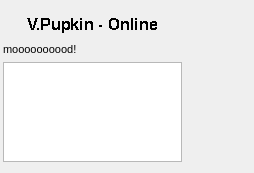
Before: the Qt Designer form src/plugins/statuschanger/statuswidget.ui in silvansky/Contacts, drawn with Qt 5.
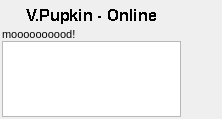
After: the same form once the commit is applied. Custom widgets are drawn as their Qt base class.

Diff of the .ui file:
```diff
--- a/src/plugins/statuschanger/statuswidget.ui
+++ b/src/plugins/statuschanger/statuswidget.ui
@@ -6,29 +6,29 @@
    <rect>
     <x>0</x>
     <y>0</y>
-    <width>254</width>
-    <height>173</height>
+    <width>222</width>
+    <height>119</height>
    </rect>
   </property>
   <property name="windowTitle">
    <string>StatusWidget</string>
   </property>
   <layout class="QGridLayout" name="gridLayout">
-   <property name="leftMargin">
+   <property name="margin">
     <number>2</number>
    </property>
-   <property name="rightMargin">
-    <number>2</number>
+   <property name="spacing">
+    <number>0</number>
    </property>
    <item row="0" column="0" rowspan="2">
-    <layout class="QFormLayout" name="formLayout">
-     <property name="fieldGrowthPolicy">
-      <enum>QFormLayout::AllNonFixedFieldsGrow</enum>
+    <layout class="QGridLayout" name="gridLayout_2">
+     <property name="rightMargin">
+      <number>6</number>
      </property>
      <property name="horizontalSpacing">
       <number>1</number>
      </property>
-     <item row="0" column="1">
+     <item row="0" column="0">
       <widget class="QToolButton" name="statusToolButton">
        <property name="sizePolicy">
         <sizepolicy hsizetype="Ignored" vsizetype="Fixed">
@@ -58,10 +58,12 @@
        </property>
       </widget>
      </item>
-     <item row="1" column="1">
+     <item row="1" column="0">
+      <layout class="QVBoxLayout" name="verticalLayout">
+       <item>
       <widget class="QLabel" name="moodLabel">
        <property name="sizePolicy">
-        <sizepolicy hsizetype="Preferred" vsizetype="Minimum">
+          <sizepolicy hsizetype="Preferred" vsizetype="Maximum">
          <horstretch>0</horstretch>
          <verstretch>0</verstretch>
         </sizepolicy>
@@ -95,12 +97,19 @@
        </property>
       </widget>
      </item>
-     <item row="2" column="1">
-      <widget class="AutoSizeTextEdit" name="moodEdit"/>
+       <item>
+        <widget class="AutoSizeTextEdit" name="moodEdit">
+         <property name="sizePolicy">
+          <sizepolicy hsizetype="Expanding" vsizetype="Maximum">
+           <horstretch>0</horstretch>
+           <verstretch>0</verstretch>
+          </sizepolicy>
+         </property>
+        </widget>
      </item>
     </layout>
    </item>
-   <item row="0" column="1">
+     <item row="1" column="1">
     <widget class="QLabel" name="avatarLabel">
      <property name="sizePolicy">
       <sizepolicy hsizetype="Fixed" vsizetype="Fixed">
@@ -110,8 +119,14 @@
      </property>
      <property name="minimumSize">
       <size>
-       <width>64</width>
-       <height>64</height>
+         <width>32</width>
+         <height>32</height>
+        </size>
+       </property>
+       <property name="maximumSize">
+        <size>
+         <width>32</width>
+         <height>32</height>
       </size>
      </property>
      <property name="frameShape">
@@ -122,18 +137,7 @@
      </property>
     </widget>
    </item>
-   <item row="1" column="1">
-    <spacer name="verticalSpacer">
-     <property name="orientation">
-      <enum>Qt::Vertical</enum>
-     </property>
-     <property name="sizeHint" stdset="0">
-      <size>
-       <width>20</width>
-       <height>0</height>
-      </size>
-     </property>
-    </spacer>
+    </layout>
    </item>
   </layout>
  </widget>
```
Lines whose indentation alone changed are shown as unchanged.
